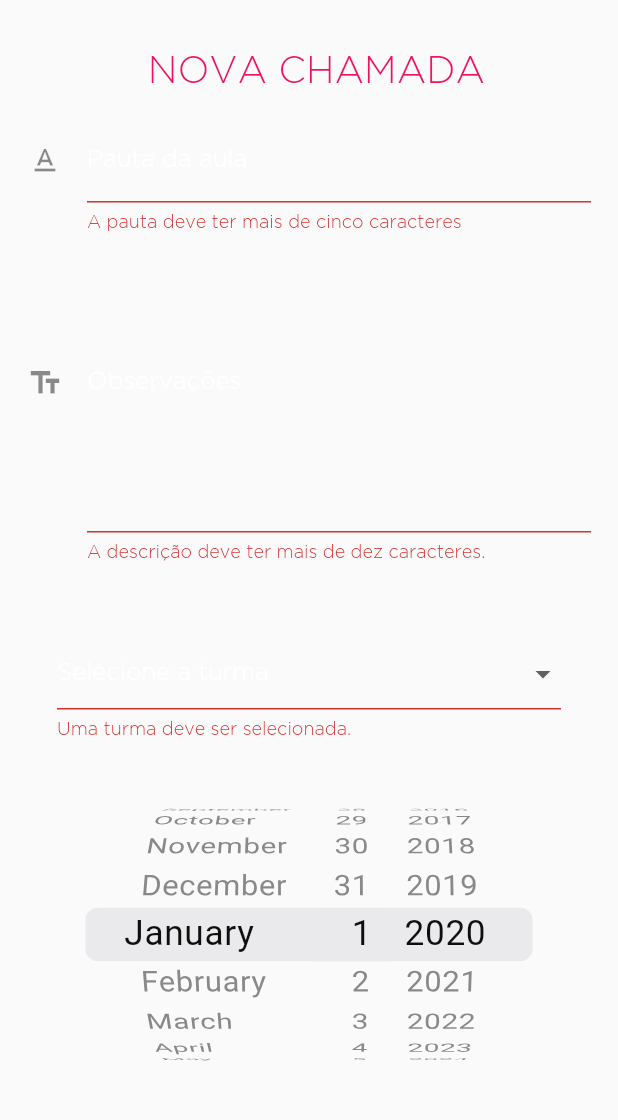
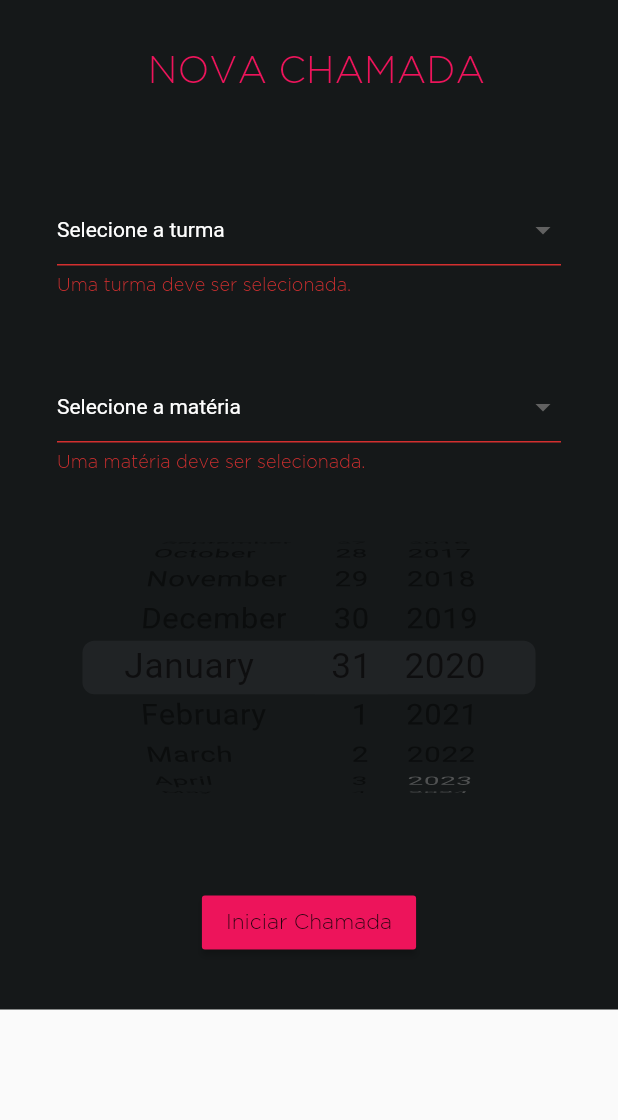
Before and after one commit to exceptionai/FiapEx, a Flutter app: the NewRowCallScreen screen opened by its route, after a tap on "Iniciar Chamada", on a phone screen of 412 x 824 dp, the part 84-1204 px from its top. Run offline on Flutter 3.47's test engine with Material 2 defaults, Android fonts, the phone set to English and light mode, and no system bars; our stand-ins replace image_picker, sqflite; accounts and stored records are empty; statements that could not run were skipped.

Commit message:
tela para criar nova chamada

```diff
--- a/lib/screens/new_roll_call_screen.dart
+++ b/lib/screens/new_roll_call_screen.dart
@@ -1,5 +1,8 @@
 import 'package:FiapEx/components/app_bar_fiap_ex.dart';
+import 'package:FiapEx/models/class_model.dart';
+import 'package:FiapEx/models/discipline_model.dart';
 import 'package:FiapEx/models/roll_model.dart';
+import 'package:FiapEx/repository/rollRegister_repository.dart';
 import 'package:flutter/material.dart';
 import 'package:flutter/cupertino.dart';
 
@@ -10,7 +13,8 @@ class NewRowCallScreen extends StatefulWidget {
 
 class _NewRowCallScreenState extends State<NewRowCallScreen> {
   final GlobalKey<FormState> rowCallFormKey = new GlobalKey<FormState>();
-  RollModel rollModel;
+  RollModel rollModel = new RollModel();
+  RollRepository repository = new RollRepository();
 
   Widget build(BuildContext context) {
     return Scaffold(
@@ -25,12 +29,18 @@ class _NewRowCallScreenState extends State<NewRowCallScreen> {
           ),
         ),
       ),
-      body: Padding(
+      body: Container(
+        color: Theme.of(context).accentColor,
+        child: Padding(
           padding: EdgeInsets.all(18.0),
           child: SingleChildScrollView(
             child: Form(
               key: rowCallFormKey,
               child: Center(
+                child: Theme(
+                  data: Theme.of(context).copyWith(
+                  canvasColor: Theme.of(context).primaryColor,
+                    ),
                     child: Column(
                     children: <Widget>[
                       Container(
@@ -46,85 +56,104 @@ class _NewRowCallScreenState extends State<NewRowCallScreen> {
                           ),
                         ),
                       ),
-                  TextFormField(
-                    decoration: new InputDecoration(
-                      icon: const Icon(Icons.text_format),
-                      labelText: 'Pauta da aula',
-                    ),
-                    validator: (value) {
-                      if(value.length < 5) {
-                        return 'A pauta deve ter mais de cinco caracteres';
-                      }
-                      else if(value.isEmpty) {
-                        return 'Preencha este campo.';
-                      }
-                      return null;
-                    },
-                  ),
-                  TextFormField(
-                    maxLines: 10,
-                    keyboardType: TextInputType.multiline,
-                    decoration: new InputDecoration(
-                      icon: const Icon(Icons.text_fields),
-                      labelText: 'Observações',
-                    ),
-                    validator: (value) {
-                      if(value.length < 10) {
-                        return 'A descrição deve ter mais de dez caracteres.';
-                      }
-                      else if(value.isEmpty) {
-                        return 'Acrescente detalhes ao conteúdo ministrado.';
-                      }
-                      return null;
-                    },
-                    onSaved: (value) {}
-                  ),
                       Padding(
                         padding: const EdgeInsets.fromLTRB(20.0, 50.0, 20.0, 0.0),
-                    child: DropdownButtonFormField<String>(
+                        child: DropdownButtonFormField<ClassModel>(
+                          style: TextStyle(color: Colors.white),
+                          decoration: InputDecoration(
+                            enabledBorder: UnderlineInputBorder(borderSide: BorderSide(color: Colors.white)),
+                          ),
                           hint: Text("Selecione a turma"),
-                      items: ["3SIR", "3SIS", "3SIT"].map((label) => DropdownMenuItem(
-                                    child: Text(label),
-                                    value: label,
+                          items: [
+                            ClassModel.withIdName(id: 1, name: "1TDSS"),
+                            ClassModel.withIdName(id: 2, name: "3SIT"),
+                            ClassModel.withIdName(id: 3, name: "3SIR")].map((label) => DropdownMenuItem(
+                                        child: Text(label.name),
+                                        value: ClassModel(),
                                       ))
                                   .toList(),
-                      validator: (String value) {
-                        if (value?.isEmpty ?? true) {
+                          validator: (ClassModel value) {
+                            if (value == null) {
                               return "Uma turma deve ser selecionada.";
                             }
                             return null;
                           },
                           onSaved: (value) {},
-                      onChanged: (value) {},
+                          onChanged: (value) {
+                            rollModel.idClass = value.id;
+                          },
                         ),
                       ),
                       Padding(
-                    padding: const EdgeInsets.all(30.0),
+                        padding: const EdgeInsets.fromLTRB(20.0, 50.0, 20.0, 0.0),
+                        child: DropdownButtonFormField<DisciplineModel>(
+                          style: TextStyle(color: Colors.white),
+                          decoration: InputDecoration(
+                            enabledBorder: UnderlineInputBorder(borderSide: BorderSide(color: Colors.white)),
+                          ),
+                          hint: Text("Selecione a matéria"),
+                          items: [
+                            DisciplineModel.withIdName(id: 1, name: "Denvolvimento Cross Platform"),
+                            DisciplineModel.withIdName(id: 1, name: "Desenvolvimento Mobile Híbrido")].map((label) => DropdownMenuItem(
+                                        child: Text(label.name),
+                                        value: label,
+                                      ))
+                                  .toList(),
+                          validator: (DisciplineModel value) {
+                            if (value == null) {
+                              return "Uma matéria deve ser selecionada.";
+                            }
+                            return null;
+                          },
+                          onSaved: (value) {},
+                          onChanged: (value) {
+                            rollModel.idDiscipline = value.id;
+                          },
+                        ),
+                      ),
+                      Padding(
+                        padding: const EdgeInsets.symmetric(vertical: 30.0),
                         child: Container(
                           height: 200,
+                          child: Theme(
+                            data: ThemeData(
+                              cupertinoOverrideTheme: CupertinoThemeData(
+                                textTheme: CupertinoTextThemeData(
+                                dateTimePickerTextStyle: TextStyle(color: Colors.white, fontSize: 16),
+                                pickerTextStyle: TextStyle(color: Colors.white, fontSize: 12),
+                                ),
+                              ),
+                            ),
                             child: CupertinoDatePicker(
+        onDateTimeChanged: (DateTime newdate) {
+          rollModel.date = newdate;
+        },
+
+        use24hFormat: true,
+        maximumDate: new DateTime(2022, 12, 30),
+        minimumYear: 2010,
+        initialDateTime: DateTime.now(),
+        minuteInterval: 1,
         mode: CupertinoDatePickerMode.date,
-                      initialDateTime: DateTime(2020, 6, 1),
-                      onDateTimeChanged: (DateTime newDateTime) {
-                        // Do something
-                      },
+      ),
                         ),
                       ),
                     ),
                     Padding(
                         padding: const EdgeInsets.all(16.0),
                         child: RaisedButton(
+                          color: Theme.of(context).primaryColor,
                           child: Text("Iniciar Chamada"),
                           onPressed: () {
 
                             if (rowCallFormKey.currentState.validate()) {
                               rowCallFormKey.currentState.save();
+                              repository.saveRoll(rollModel);
 
-                          // Navigator.pop(
-                          //   context,
-                          //   cursoModel,
-                          // );
-
+                              Navigator.of(context).pushReplacementNamed(
+                                '/rowcall',
+                                arguments: rollModel,
+                              );
                             }
                           },
                         ),
@@ -135,6 +164,8 @@ class _NewRowCallScreenState extends State<NewRowCallScreen> {
               ),
             ),
           ),
+        ),
+      ),
     );
   }
 }
```
Lines whose indentation alone changed are shown as unchanged.
